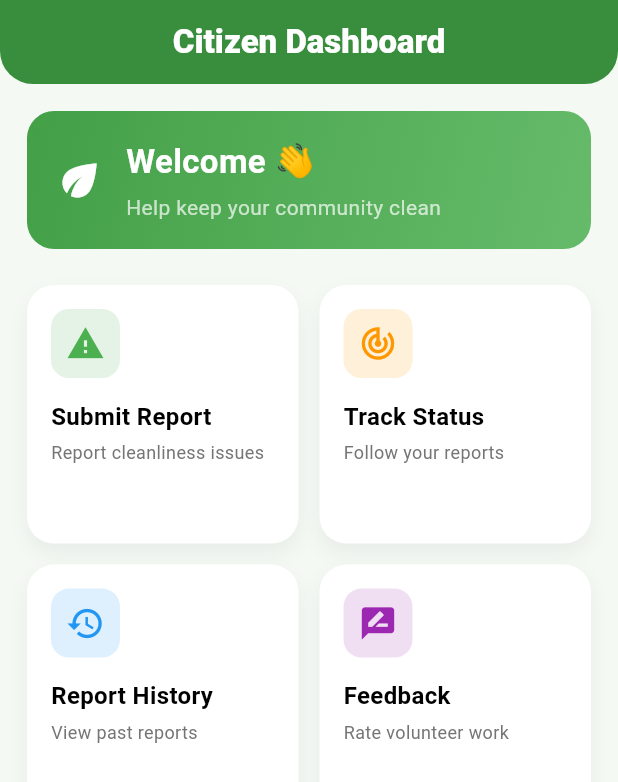
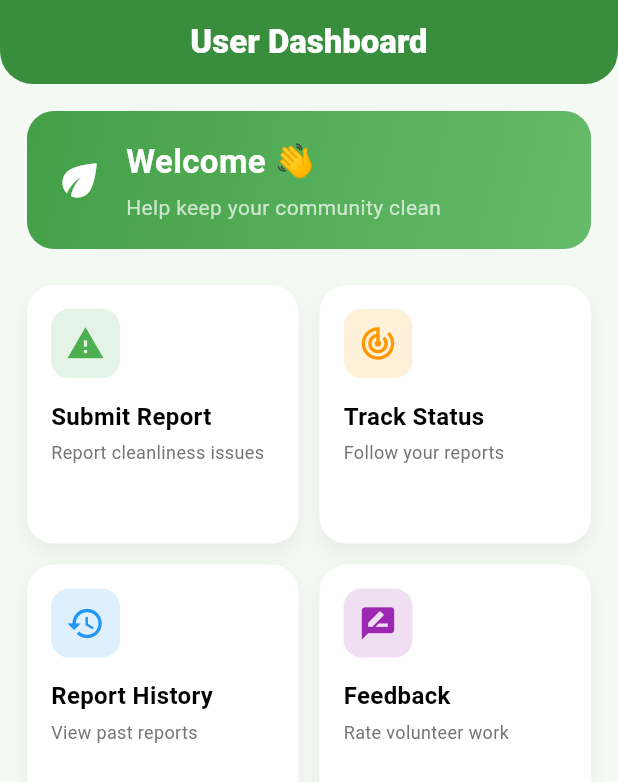
Before and after one commit to Vasanth041225/EcoTrack, a Flutter app: the CitizenDashboard screen opened directly, on a phone screen of 412 x 824 dp. Shown: the top 782 px of the screen. Run offline on Flutter 3.47's test engine with Material 3 defaults, Android fonts, the phone set to English and light mode, and no system bars; our stand-ins replace cloud_firestore, firebase_auth, firebase_core, firebase_storage, fl_chart, geolocator and 2 more; missing offline and left inert: firebase_app_check; accounts and stored records are empty.

Commit message:
Update UI text and user module changes

```diff
--- a/lib/main.dart
+++ b/lib/main.dart
@@ -6,7 +6,7 @@ import 'firebase_options.dart';
 import 'screens/login.dart';
 import 'providers/chat_provider.dart';
 import 'themes/theme_provider.dart';
-import 'screens/citizen_root_screen.dart';
+import 'screens/user_root_screen.dart';
 import 'screens/volunteer_root_screen.dart';
 
 
--- a/lib/screens/dashboard_admin.dart
+++ b/lib/screens/dashboard_admin.dart
@@ -796,7 +796,7 @@ class _UsersListScreenState extends State<UsersListScreen> {
           title: const Text("Change Role"),
           content: StatefulBuilder(builder: (context, setState) {
             return Column(mainAxisSize: MainAxisSize.min, children: [
-              RadioListTile<String>(value: "citizen", groupValue: selected, title: const Text("Citizen"), onChanged: (v) => setState(() => selected = v!)),
+              RadioListTile<String>(value: "citizen", groupValue: selected, title: const Text("User"), onChanged: (v) => setState(() => selected = v!)),
               RadioListTile<String>(value: "volunteer", groupValue: selected, title: const Text("Volunteer"), onChanged: (v) => setState(() => selected = v!)),
               RadioListTile<String>(value: "admin", groupValue: selected, title: const Text("Admin"), onChanged: (v) => setState(() => selected = v!)),
             ]);
@@ -850,7 +850,7 @@ class _UsersListScreenState extends State<UsersListScreen> {
           value: roleFilter,
           items: const [
             DropdownMenuItem(value: "all", child: Text("All")),
-            DropdownMenuItem(value: "citizen", child: Text("Citizen")),
+            DropdownMenuItem(value: "citizen", child: Text("User")),
             DropdownMenuItem(value: "volunteer", child: Text("Volunteer")),
             DropdownMenuItem(value: "admin", child: Text("Admin")),
           ],
@@ -1208,7 +1208,7 @@ class ReportDetailsDialog extends StatelessWidget {
 
             _detail("Category", data["category"]),
             _detail("Status", data["status"]),
-            _detail("Citizen", data["citizenName"]),
+            _detail("User", data["citizenName"]),
             _detail("Volunteer", data["volunteerName"]),
             _detail("Location Note", data["locationNote"]),
             _detail("Time", data["time"]),
--- a/lib/screens/dashboard_citizen.dart
+++ b/lib/screens/dashboard_user.dart
@@ -1,8 +1,8 @@
 import 'package:flutter/material.dart';
-import '../citizen_module/submit_report.dart';
-import '../citizen_module/track_report_status.dart';
-import '../citizen_module/report_history.dart';
-import '../citizen_module/feedback_page.dart';
+import '../user_module/submit_report.dart';
+import '../user_module/track_report_status.dart';
+import '../user_module/report_history.dart';
+import '../user_module/feedback_page.dart';
 
 class CitizenDashboard extends StatelessWidget {
   const CitizenDashboard({super.key});
@@ -15,7 +15,7 @@ class CitizenDashboard extends StatelessWidget {
     return Scaffold(
       backgroundColor: theme.scaffoldBackgroundColor,
       appBar: AppBar(
-        title: const Text("Citizen Dashboard"),
+        title: const Text("User Dashboard"),
         elevation: 0,
         centerTitle: true,
       ),
--- a/lib/screens/dashboard_volunteer.dart
+++ b/lib/screens/dashboard_volunteer.dart
@@ -75,7 +75,7 @@ class VolunteerDashboard extends StatelessWidget {
             _ActionCard(
               icon: Icons.feedback_outlined,
               label: "Volunteer Feedback",
-              subtitle: "See what citizens say about your work",
+              subtitle: "See what users say about your work",
               gradient: LinearGradient(
                 colors: [Colors.purple.shade400, Colors.purple.shade700],
               ),
--- a/lib/screens/login.dart
+++ b/lib/screens/login.dart
@@ -4,7 +4,7 @@ import '../services/auth_service.dart';
 import '../models/user_model.dart';
 import 'dashboard_admin.dart';
 import 'register.dart';
-import 'citizen_root_screen.dart';
+import 'user_root_screen.dart';
 import 'volunteer_root_screen.dart';
 //import 'login.dart';
 class LoginScreen extends StatefulWidget {
--- a/lib/screens/register.dart
+++ b/lib/screens/register.dart
@@ -209,7 +209,7 @@ bool isStrongPassword(String password) {
                         ),
                         items: const [
                           DropdownMenuItem(
-                              value: "citizen", child: Text("Citizen")),
+                              value: "citizen", child: Text("User")),
                           DropdownMenuItem(
                               value: "volunteer", child: Text("Volunteer")),
                          // DropdownMenuItem(value: "admin", child: Text("Admin")),
--- a/lib/screens/citizen_root_screen.dart
+++ b/lib/screens/user_root_screen.dart
@@ -1,6 +1,6 @@
 import 'package:flutter/material.dart';
 import 'package:vas_flutter/screens/chat_screen.dart';
-import 'dashboard_citizen.dart';
+import 'dashboard_user.dart';
 import 'settings.dart';
 
 
```
Also changed, not shown: lib/user_module/feedback_form_page.dart (renamed from lib/citizen_module/feedback_form_page.dart), lib/user_module/feedback_page.dart (renamed from lib/citizen_module/feedback_page.dart), lib/user_module/report_history.dart (renamed from lib/citizen_module/report_history.dart), lib/user_module/submit_report.dart (renamed from lib/citizen_module/submit_report.dart), lib/user_module/track_report_status.dart (renamed from lib/citizen_module/track_report_status.dart).
